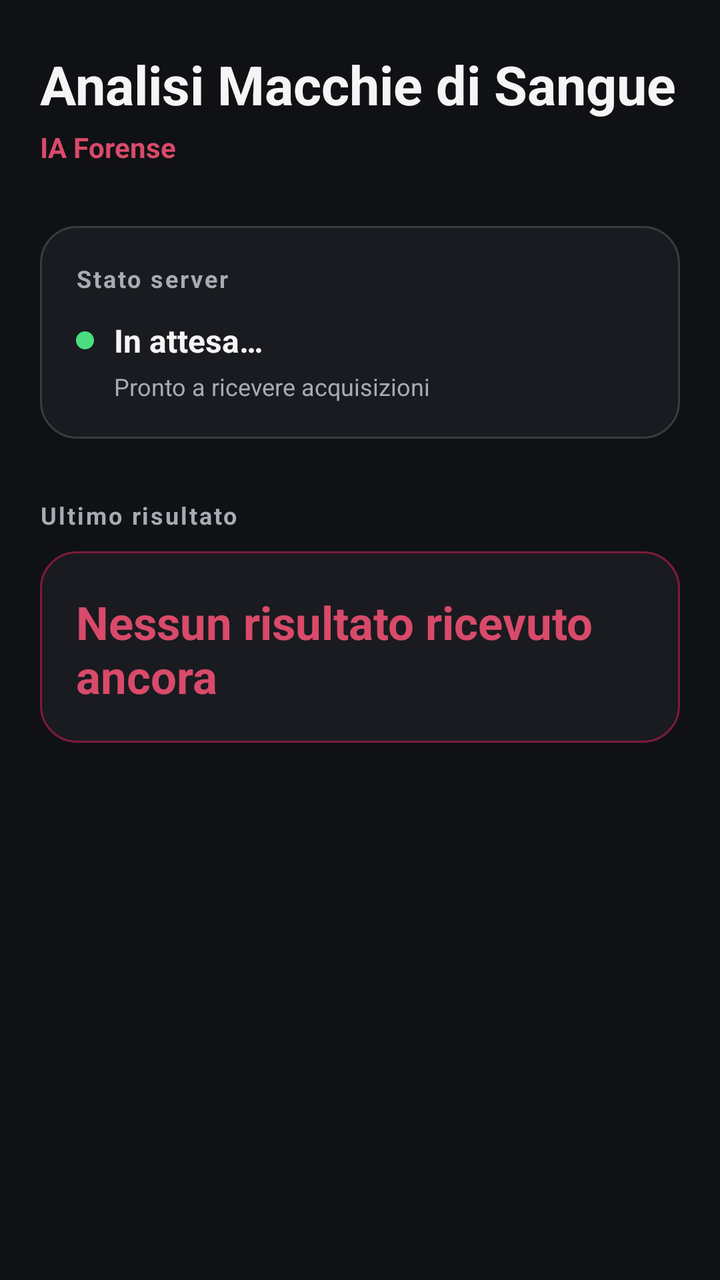
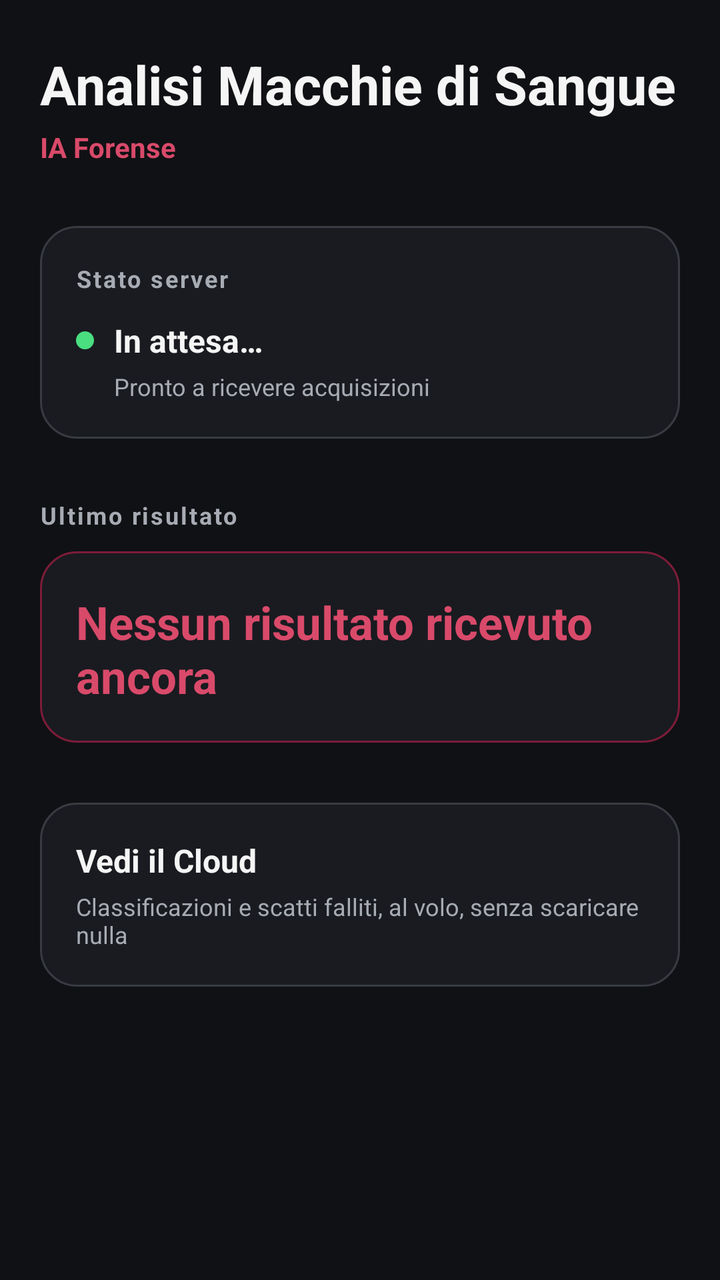

The first picture is an Android layout as it rendered before a commit; the second is the same layout after the commit. The layout source and the unified diff follow.
<!-- AndroidManifest.xml: application theme Theme.MyApp -->
<!-- res/layout/fragment_home.xml -->
<?xml version="1.0" encoding="utf-8"?>
<ScrollView xmlns:android="http://schemas.android.com/apk/res/android"
    android:layout_width="match_parent"
    android:layout_height="match_parent"
    android:background="@color/background_main"
    android:fillViewport="true">

    <LinearLayout
        android:layout_width="match_parent"
        android:layout_height="wrap_content"
        android:orientation="vertical"
        android:paddingStart="20dp"
        android:paddingTop="24dp"
        android:paddingEnd="20dp"
        android:paddingBottom="28dp">

        

        <TextView
            android:layout_width="wrap_content"
            android:layout_height="wrap_content"
            android:text="@string/home_title"
            android:textColor="@color/text_primary"
            android:textSize="27sp"
            android:textStyle="bold" />

        <TextView
            android:layout_width="wrap_content"
            android:layout_height="wrap_content"
            android:layout_marginTop="4dp"
            android:text="@string/home_subtitle"
            android:textColor="@color/primary_light"
            android:textSize="14sp"
            android:textStyle="bold" />


        

        <LinearLayout
            android:layout_width="match_parent"
            android:layout_height="wrap_content"
            android:layout_marginTop="30dp"
            android:background="@drawable/bg_forensic_card"
            android:orientation="vertical"
            android:padding="18dp">

            <TextView
                android:layout_width="wrap_content"
                android:layout_height="wrap_content"
                android:text="@string/home_section_server"
                android:textColor="@color/text_secondary"
                android:textSize="12sp"
                android:textStyle="bold"
                android:letterSpacing="0.08" />

            <LinearLayout
                android:layout_width="match_parent"
                android:layout_height="wrap_content"
                android:layout_marginTop="12dp"
                android:gravity="center_vertical"
                android:orientation="horizontal">

                <View
                    android:id="@+id/serverStatusDot"
                    android:layout_width="9dp"
                    android:layout_height="9dp"
                    android:background="@drawable/bg_status_dot" />

                <TextView
                    android:id="@+id/textServerStatus"
                    android:layout_width="wrap_content"
                    android:layout_height="wrap_content"
                    android:layout_marginStart="10dp"
                    android:text="@string/home_server_status_placeholder"
                    android:textColor="@color/text_primary"
                    android:textSize="16sp"
                    android:textStyle="bold" />

            </LinearLayout>

            <TextView
                android:id="@+id/textServerSubtitle"
                android:layout_width="wrap_content"
                android:layout_height="wrap_content"
                android:layout_marginStart="19dp"
                android:layout_marginTop="4dp"
                android:text="@string/home_server_ready_subtitle"
                android:textColor="@color/text_secondary"
                android:textSize="12sp" />

        </LinearLayout>


        

        <TextView
            android:layout_width="wrap_content"
            android:layout_height="wrap_content"
            android:layout_marginTop="30dp"
            android:text="@string/home_section_last_result"
            android:textColor="@color/text_secondary"
            android:textSize="12sp"
            android:textStyle="bold"
            android:letterSpacing="0.08" />


        

        <LinearLayout
            android:id="@+id/lastResultCard"
            android:layout_width="match_parent"
            android:layout_height="wrap_content"
            android:layout_marginTop="10dp"
            android:background="@drawable/bg_result_card"
            android:clickable="true"
            android:focusable="true"
            android:orientation="vertical"
            android:padding="18dp">

            

            <TextView
                android:id="@+id/textLastResultFileName"
                android:layout_width="wrap_content"
                android:layout_height="wrap_content"
                android:textColor="@color/text_secondary"
                android:textSize="12sp"
                android:visibility="gone" />


            

            <TextView
                android:id="@+id/textLastResultLabel"
                android:layout_width="wrap_content"
                android:layout_height="wrap_content"
                android:layout_marginTop="2dp"
                android:text="@string/home_last_result_placeholder"
                android:textColor="@color/primary_light"
                android:textSize="23sp"
                android:textStyle="bold" />


            

            <TextView
                android:id="@+id/textLastResultConfidence"
                android:layout_width="wrap_content"
                android:layout_height="wrap_content"
                android:layout_marginTop="8dp"
                android:textColor="@color/text_primary"
                android:textSize="17sp"
                android:textStyle="bold"
                android:visibility="gone" />


            

            <ProgressBar
                android:id="@+id/progressConfidence"
                style="?android:attr/progressBarStyleHorizontal"
                android:layout_width="match_parent"
                android:layout_height="7dp"
                android:layout_marginTop="12dp"
                android:max="100"
                android:progressTint="@color/primary_light"
                android:progressBackgroundTint="@color/background_surface_2"
                android:visibility="gone" />


            

            <TextView
                android:id="@+id/textLastResultSource"
                android:layout_width="wrap_content"
                android:layout_height="wrap_content"
                android:layout_marginTop="12dp"
                android:textColor="@color/text_secondary"
                android:textSize="12sp"
                android:visibility="gone" />


            

            <TextView
                android:id="@+id/textTapHint"
                android:layout_width="wrap_content"
                android:layout_height="wrap_content"
                android:layout_marginTop="14dp"
                android:text="@string/home_tap_for_details"
                android:textColor="@color/primary_light"
                android:textSize="12sp"
                android:textStyle="italic"
                android:visibility="gone" />

        </LinearLayout>


        

        <Space
            android:layout_width="match_parent"
            android:layout_height="28dp" />

    </LinearLayout>

</ScrollView>
<!-- resources referenced by this layout -->
<resources>
  <color name="background_main">#101114</color>
  <color name="background_surface_2">#22252B</color>
  <color name="primary_light">#D94A6A</color>
  <color name="text_primary">#F5F5F5</color>
  <color name="text_secondary">#A7ABB3</color>
  <!-- drawable bg_forensic_card (drawable) -->
  <?xml version="1.0" encoding="utf-8"?>
  <shape xmlns:android="http://schemas.android.com/apk/res/android"
      android:shape="rectangle">
  
      <solid android:color="@color/background_surface" />
  
      <corners android:radius="18dp" />
  
      <stroke
          android:width="1dp"
          android:color="@color/border" />
  
  </shape>
  <!-- drawable bg_result_card (drawable) -->
  <?xml version="1.0" encoding="utf-8"?>
  <shape xmlns:android="http://schemas.android.com/apk/res/android"
      android:shape="rectangle">
  
      <solid android:color="@color/background_surface" />
  
      <corners android:radius="18dp" />
  
      <stroke
          android:width="1dp"
          android:color="@color/border_primary" />
  
  </shape>
  <!-- drawable bg_status_dot (drawable) -->
  <?xml version="1.0" encoding="utf-8"?>
  <shape xmlns:android="http://schemas.android.com/apk/res/android"
      android:shape="oval">
  
      <solid android:color="@color/status_success" />
  
  </shape>
  <string name="home_last_result_placeholder">Nessun risultato ricevuto ancora</string>
  <string name="home_section_last_result">Ultimo risultato</string>
  <string name="home_section_server">Stato server</string>
  <string name="home_server_ready_subtitle">Pronto a ricevere acquisizioni</string>
  <string name="home_server_status_placeholder">In attesa…</string>
  <string name="home_subtitle">IA Forense</string>
  <string name="home_tap_for_details">Tocca per vedere immagine e dettagli</string>
  <string name="home_title">Analisi Macchie di Sangue</string>
  <style name="Theme.MyApp" parent="Base.Theme.MyApp" />
  <color name="background_surface">#191B20</color>
  <color name="border">#383B42</color>
  <color name="border_primary">#7D1C39</color>
  <color name="status_success">#4ADE80</color>
  <style name="Base.Theme.MyApp" parent="Theme.Material3.DayNight.NoActionBar">
          
          
      </style>
</resources>

<!-- the commit's change to res/layout/fragment_home.xml (unified diff, before → after) -->
@@ -198,6 +198,38 @@
 
         
 
+        <LinearLayout
+            android:id="@+id/buttonCloudLive"
+            android:layout_width="match_parent"
+            android:layout_height="wrap_content"
+            android:layout_marginTop="30dp"
+            android:background="@drawable/bg_forensic_card"
+            android:clickable="true"
+            android:focusable="true"
+            android:orientation="vertical"
+            android:padding="18dp">
+
+            <TextView
+                android:layout_width="wrap_content"
+                android:layout_height="wrap_content"
+                android:text="@string/home_cloud_live_title"
+                android:textColor="@color/text_primary"
+                android:textSize="16sp"
+                android:textStyle="bold" />
+
+            <TextView
+                android:layout_width="wrap_content"
+                android:layout_height="wrap_content"
+                android:layout_marginTop="4dp"
+                android:text="@string/home_cloud_live_subtitle"
+                android:textColor="@color/text_secondary"
+                android:textSize="12sp" />
+
+        </LinearLayout>
+
+
+        
+
         <Space
             android:layout_width="match_parent"
             android:layout_height="28dp" />
<!-- resource entries referenced after the edit -->
@@ -41,6 +41,8 @@
       <solid android:color="@color/status_success" />
   
   </shape>
+  <string name="home_cloud_live_subtitle">Classificazioni e scatti falliti, al volo, senza scaricare nulla</string>
+  <string name="home_cloud_live_title">Vedi il Cloud</string>
   <string name="home_last_result_placeholder">Nessun risultato ricevuto ancora</string>
   <string name="home_section_last_result">Ultimo risultato</string>
   <string name="home_section_server">Stato server</string>
